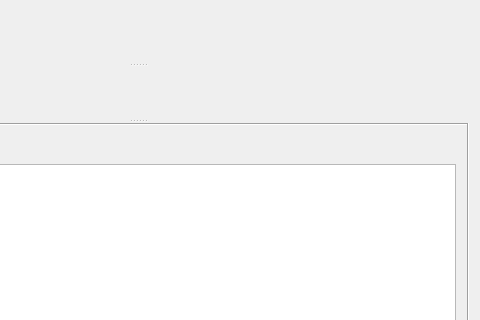
Before: the Qt Designer form mainwindow.ui in djfm/CuteSEQ, drawn with Qt 5; both pictures show x 205 to 685 and y 0 to 320 of the 685 by 580 pixel window.
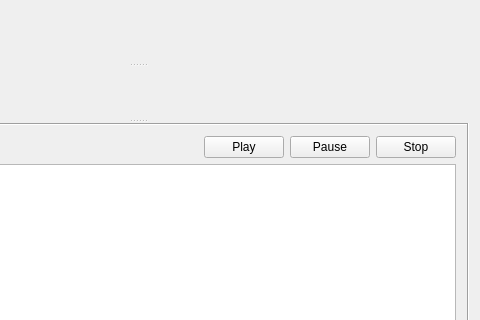
After: the same form once the commit is applied. Custom widgets are drawn as their Qt base class.

Patch:
```diff
--- a/mainwindow.ui
+++ b/mainwindow.ui
@@ -52,6 +52,27 @@
             </property>
            </spacer>
           </item>
+          <item>
+           <widget class="QPushButton" name="playButton">
+            <property name="text">
+             <string>Play</string>
+            </property>
+           </widget>
+          </item>
+          <item>
+           <widget class="QPushButton" name="pauseButton">
+            <property name="text">
+             <string>Pause</string>
+            </property>
+           </widget>
+          </item>
+          <item>
+           <widget class="QPushButton" name="stopButton">
+            <property name="text">
+             <string>Stop</string>
+            </property>
+           </widget>
+          </item>
          </layout>
         </item>
         <item>
```
